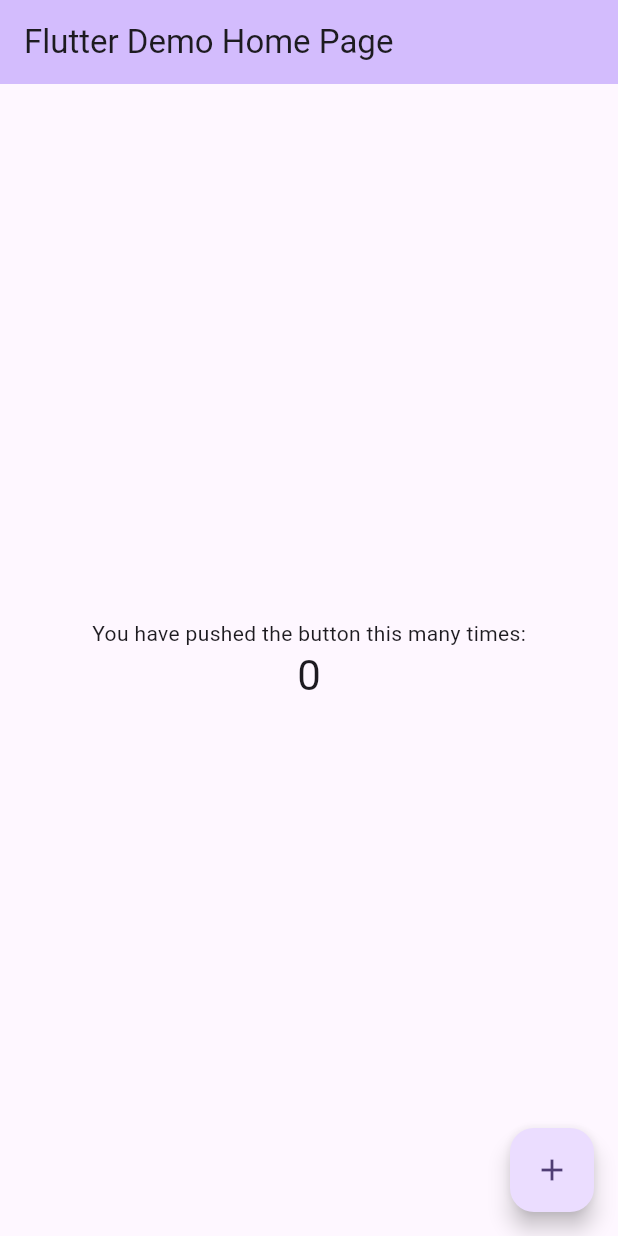
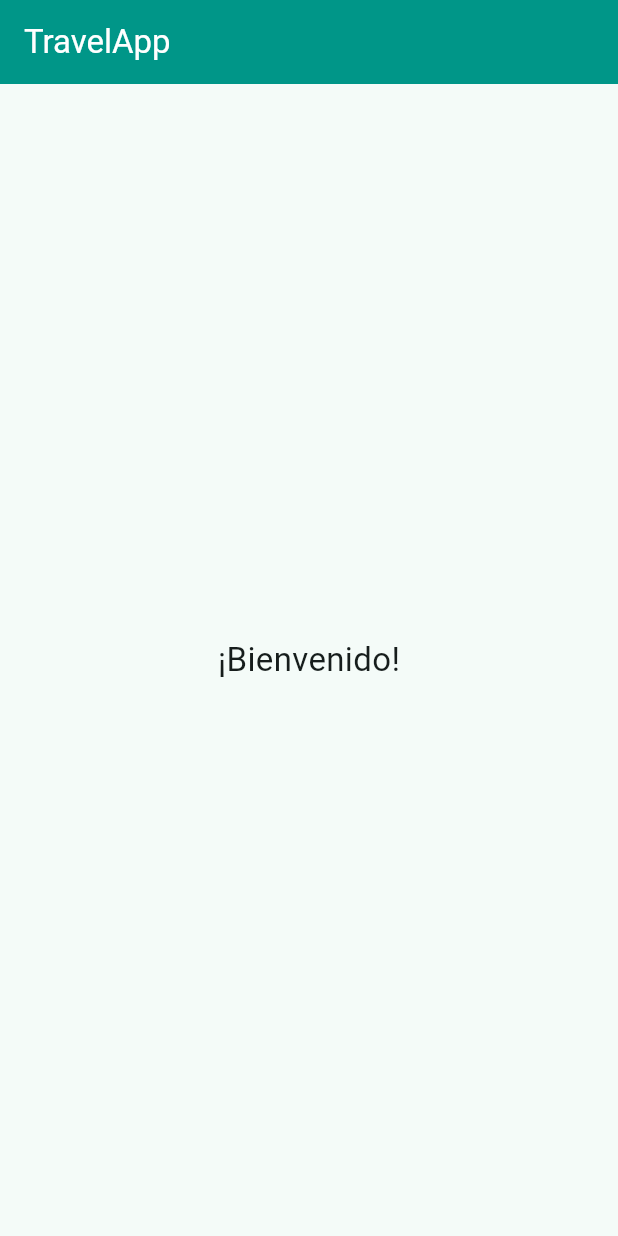
Before and after one commit to richardmijo/s2_actividad_202604_202610, a Flutter app: the screen it shows after launch, on a phone screen of 412 x 824 dp. Run offline on Flutter 3.47's test engine with Material 3 defaults, Android fonts, the phone set to English and light mode, and no system bars.

Commit message:
Datos basicos

```diff
--- a/lib/main.dart
+++ b/lib/main.dart
@@ -1,122 +1,23 @@
 import 'package:flutter/material.dart';
+import 'screens/home_screen.dart';
 
 void main() {
-  runApp(const MyApp());
+  runApp(const TravelApp());
 }
 
-class MyApp extends StatelessWidget {
-  const MyApp({super.key});
+class TravelApp extends StatelessWidget {
+  const TravelApp({super.key});
 
-  // This widget is the root of your application.
   @override
   Widget build(BuildContext context) {
     return MaterialApp(
-      title: 'Flutter Demo',
+      title: 'TravelApp',
+      debugShowCheckedModeBanner: false,
       theme: ThemeData(
-        // This is the theme of your application.
-        //
-        // TRY THIS: Try running your application with "flutter run". You'll see
-        // the application has a purple toolbar. Then, without quitting the app,
-        // try changing the seedColor in the colorScheme below to Colors.green
-        // and then invoke "hot reload" (save your changes or press the "hot
-        // reload" button in a Flutter-supported IDE, or press "r" if you used
-        // the command line to start the app).
-        //
-        // Notice that the counter didn't reset back to zero; the application
-        // state is not lost during the reload. To reset the state, use hot
-        // restart instead.
-        //
-        // This works for code too, not just values: Most code changes can be
-        // tested with just a hot reload.
-        colorScheme: .fromSeed(seedColor: Colors.deepPurple),
+        colorScheme: ColorScheme.fromSeed(seedColor: Colors.teal),
+        useMaterial3: true,
       ),
-      home: const MyHomePage(title: 'Flutter Demo Home Page'),
+      home: const HomeScreen(),
     );
   }
 }
-
-class MyHomePage extends StatefulWidget {
-  const MyHomePage({super.key, required this.title});
-
-  // This widget is the home page of your application. It is stateful, meaning
-  // that it has a State object (defined below) that contains fields that affect
-  // how it looks.
-
-  // This class is the configuration for the state. It holds the values (in this
-  // case the title) provided by the parent (in this case the App widget) and
-  // used by the build method of the State. Fields in a Widget subclass are
-  // always marked "final".
-
-  final String title;
-
-  @override
-  State<MyHomePage> createState() => _MyHomePageState();
-}
-
-class _MyHomePageState extends State<MyHomePage> {
-  int _counter = 0;
-
-  void _incrementCounter() {
-    setState(() {
-      // This call to setState tells the Flutter framework that something has
-      // changed in this State, which causes it to rerun the build method below
-      // so that the display can reflect the updated values. If we changed
-      // _counter without calling setState(), then the build method would not be
-      // called again, and so nothing would appear to happen.
-      _counter++;
-    });
-  }
-
-  @override
-  Widget build(BuildContext context) {
-    // This method is rerun every time setState is called, for instance as done
-    // by the _incrementCounter method above.
-    //
-    // The Flutter framework has been optimized to make rerunning build methods
-    // fast, so that you can just rebuild anything that needs updating rather
-    // than having to individually change instances of widgets.
-    return Scaffold(
-      appBar: AppBar(
-        // TRY THIS: Try changing the color here to a specific color (to
-        // Colors.amber, perhaps?) and trigger a hot reload to see the AppBar
-        // change color while the other colors stay the same.
-        backgroundColor: Theme.of(context).colorScheme.inversePrimary,
-        // Here we take the value from the MyHomePage object that was created by
-        // the App.build method, and use it to set our appbar title.
-        title: Text(widget.title),
-      ),
-      body: Center(
-        // Center is a layout widget. It takes a single child and positions it
-        // in the middle of the parent.
-        child: Column(
-          // Column is also a layout widget. It takes a list of children and
-          // arranges them vertically. By default, it sizes itself to fit its
-          // children horizontally, and tries to be as tall as its parent.
-          //
-          // Column has various properties to control how it sizes itself and
-          // how it positions its children. Here we use mainAxisAlignment to
-          // center the children vertically; the main axis here is the vertical
-          // axis because Columns are vertical (the cross axis would be
-          // horizontal).
-          //
-          // TRY THIS: Invoke "debug painting" (choose the "Toggle Debug Paint"
-          // action in the IDE, or press "p" in the console), to see the
-          // wireframe for each widget.
-          mainAxisAlignment: .center,
-          children: [
-            const Text('You have pushed the button this many times:'),
-            Text(
-              '$_counter',
-              style: Theme.of(context).textTheme.headlineMedium,
-            ),
-          ],
-        ),
-      ),
-      floatingActionButton: FloatingActionButton(
-        onPressed: _incrementCounter,
-        tooltip: 'Increment',
-        child: const Icon(Icons.add),
-      ),
-    );
-  }
-}
--- /dev/null
+++ b/lib/screens/home_screen.dart
@@ -0,0 +1,19 @@
+import 'package:flutter/material.dart';
+
+class HomeScreen extends StatelessWidget {
+  const HomeScreen({super.key});
+
+  @override
+  Widget build(BuildContext context) {
+    return Scaffold(
+      appBar: AppBar(
+        title: const Text('TravelApp'),
+        backgroundColor: Colors.teal,
+        foregroundColor: Colors.white,
+      ),
+      body: const Center(
+        child: Text('¡Bienvenido!', style: TextStyle(fontSize: 22)),
+      ),
+    );
+  }
+}
--- /dev/null
+++ b/lib/utils/app_constants.dart
@@ -0,0 +1,8 @@
+class AppConstants {
+  final destinations = [
+    {'name': 'París', 'emoji': '🗼', 'country': 'Francia'},
+    {'name': 'Tokio', 'emoji': '⛩️', 'country': 'Japón'},
+    {'name': 'Loja', 'emoji': '🌿', 'country': 'Ecuador'},
+    {'name': 'Nueva York', 'emoji': '🗽', 'country': 'EE.UU.'},
+  ];
+}
```
